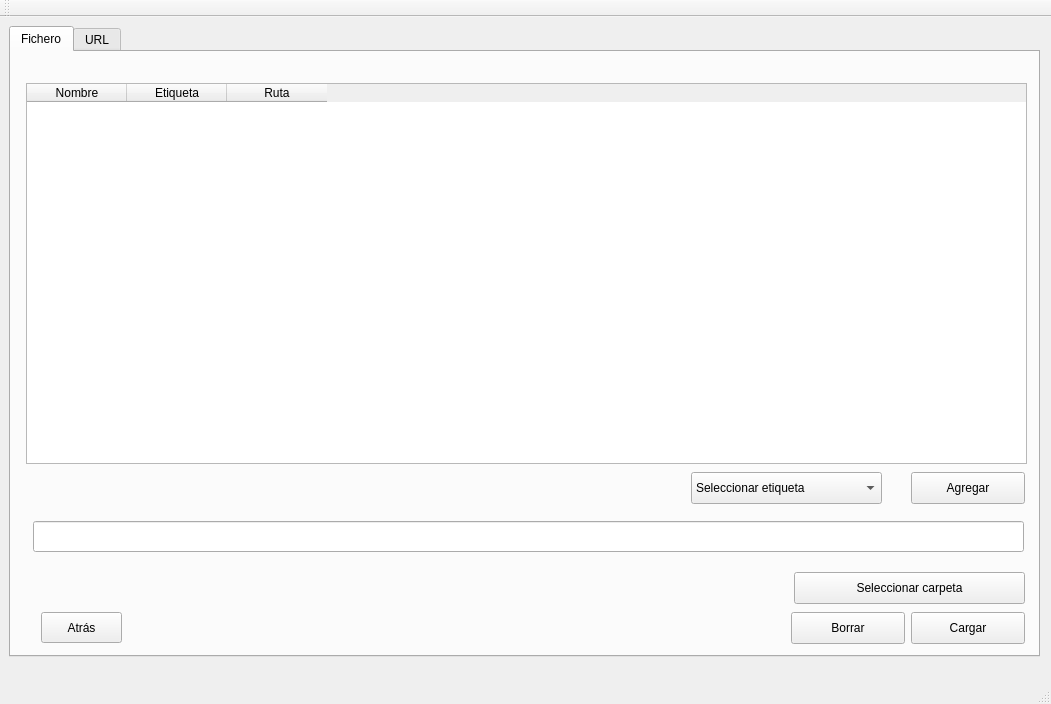
adrianvillanueva997/computation_lab_2, file Interfaces/view_load_files.ui: the form before one commit.
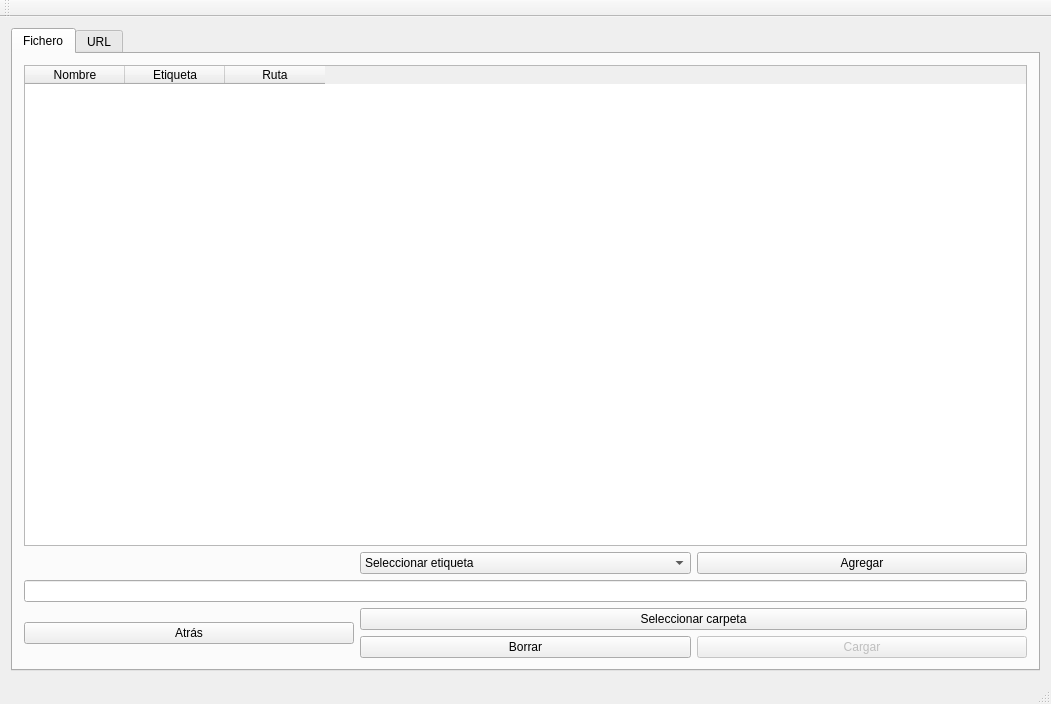
The form after the commit. The open tabs and pages were chosen to show the change.

Commit message: Ventana cargar ficheros lista, pendiente cargar URLs

The edit to the form file:
```diff
--- a/Interfaces/view_load_files.ui
+++ b/Interfaces/view_load_files.ui
@@ -14,31 +14,19 @@
    <string>Cargar Opiniones</string>
   </property>
   <widget class="QWidget" name="centralWidget">
+   <layout class="QGridLayout" name="gridLayout_3">
+    <item row="0" column="0">
    <widget class="QTabWidget" name="tabWidget">
-    <property name="geometry">
-     <rect>
-      <x>9</x>
-      <y>9</y>
-      <width>1031</width>
-      <height>631</height>
-     </rect>
-    </property>
     <property name="currentIndex">
-     <number>0</number>
+       <number>1</number>
     </property>
     <widget class="QWidget" name="file_tab">
      <attribute name="title">
       <string>Fichero</string>
      </attribute>
+       <layout class="QGridLayout" name="gridLayout">
+        <item row="0" column="0" colspan="3">
      <widget class="QTableWidget" name="file_tableWidget">
-      <property name="geometry">
-       <rect>
-        <x>15</x>
-        <y>31</y>
-        <width>1001</width>
-        <height>381</height>
-       </rect>
-      </property>
       <column>
        <property name="text">
         <string>Nombre</string>
@@ -55,67 +43,9 @@
        </property>
       </column>
      </widget>
-     <widget class="QPushButton" name="file_pushButton_add">
-      <property name="geometry">
-       <rect>
-        <x>900</x>
-        <y>420</y>
-        <width>114</width>
-        <height>32</height>
-       </rect>
-      </property>
-      <property name="text">
-       <string>Agregar</string>
-      </property>
-     </widget>
-     <widget class="QPushButton" name="file_pushButton_load">
-      <property name="geometry">
-       <rect>
-        <x>900</x>
-        <y>560</y>
-        <width>114</width>
-        <height>32</height>
-       </rect>
-      </property>
-      <property name="text">
-       <string>Cargar</string>
-      </property>
-     </widget>
-     <widget class="QPushButton" name="file_pushButton_clear">
-      <property name="geometry">
-       <rect>
-        <x>780</x>
-        <y>560</y>
-        <width>114</width>
-        <height>32</height>
-       </rect>
-      </property>
-      <property name="text">
-       <string>Borrar</string>
-      </property>
-     </widget>
-     <widget class="QPushButton" name="file_pushButton_selectfolder">
-      <property name="geometry">
-       <rect>
-        <x>783</x>
-        <y>520</y>
-        <width>231</width>
-        <height>32</height>
-       </rect>
-      </property>
-      <property name="text">
-       <string>Seleccionar carpeta</string>
-      </property>
-     </widget>
+        </item>
+        <item row="1" column="1">
      <widget class="QComboBox" name="comboBox_labels_file">
-      <property name="geometry">
-       <rect>
-        <x>680</x>
-        <y>420</y>
-        <width>191</width>
-        <height>32</height>
-       </rect>
-      </property>
       <item>
        <property name="text">
         <string>Seleccionar etiqueta</string>
@@ -142,123 +72,132 @@
        </property>
       </item>
      </widget>
-     <widget class="QPushButton" name="pushButton_back">
-      <property name="geometry">
-       <rect>
-        <x>30</x>
-        <y>560</y>
-        <width>81</width>
-        <height>31</height>
-       </rect>
-      </property>
+        </item>
+        <item row="1" column="2">
+         <widget class="QPushButton" name="file_pushButton_add">
       <property name="text">
-       <string>Atrás</string>
-      </property>
-     </widget>
+           <string>Agregar</string>
+          </property>
+         </widget>
+        </item>
+        <item row="2" column="0" colspan="3">
      <widget class="QLineEdit" name="file_lineEditPath">
-      <property name="geometry">
-       <rect>
-        <x>22</x>
-        <y>469</y>
-        <width>991</width>
-        <height>31</height>
-       </rect>
-      </property>
-     </widget>
+          <property name="enabled">
+           <bool>true</bool>
+          </property>
+          <property name="inputMask">
+           <string/>
+          </property>
+          <property name="text">
+           <string/>
+          </property>
+          <property name="readOnly">
+           <bool>true</bool>
+          </property>
+         </widget>
+        </item>
+        <item row="3" column="0" rowspan="2">
+         <widget class="QPushButton" name="pushButton_back">
+          <property name="text">
+           <string>Atrás</string>
+          </property>
+         </widget>
+        </item>
+        <item row="3" column="1" colspan="2">
+         <widget class="QPushButton" name="file_pushButton_selectfolder">
+          <property name="text">
+           <string>Seleccionar carpeta</string>
+          </property>
+         </widget>
+        </item>
+        <item row="4" column="1">
+         <widget class="QPushButton" name="file_pushButton_clear">
+          <property name="text">
+           <string>Borrar</string>
+          </property>
+         </widget>
+        </item>
+        <item row="4" column="2">
+         <widget class="QPushButton" name="file_pushButton_load">
+          <property name="enabled">
+           <bool>false</bool>
+          </property>
+          <property name="text">
+           <string>Cargar</string>
+          </property>
+         </widget>
+        </item>
+       </layout>
     </widget>
     <widget class="QWidget" name="URL_tab">
      <attribute name="title">
       <string>URL</string>
      </attribute>
-     <widget class="QTableWidget" name="URL_tableWidget">
-      <property name="geometry">
-       <rect>
-        <x>15</x>
-        <y>31</y>
-        <width>1001</width>
-        <height>381</height>
-       </rect>
-      </property>
-      <column>
+       <layout class="QGridLayout" name="gridLayout_2">
+        <item row="3" column="1" colspan="2">
+         <widget class="QPushButton" name="URL_pushButton_selectfolder">
        <property name="text">
-        <string>Nombre</string>
-       </property>
-      </column>
-      <column>
-       <property name="text">
-        <string>Creado</string>
-       </property>
-      </column>
-      <column>
-       <property name="text">
-        <string>Fecha de Creacion</string>
-       </property>
-      </column>
-     </widget>
+           <string>Seleccionar carpeta</string>
+          </property>
+         </widget>
+        </item>
+        <item row="1" column="2">
      <widget class="QPushButton" name="URL_pushButton_add">
-      <property name="geometry">
-       <rect>
-        <x>900</x>
-        <y>420</y>
-        <width>111</width>
-        <height>32</height>
-       </rect>
-      </property>
       <property name="text">
        <string>Agregar</string>
       </property>
      </widget>
-     <widget class="QPushButton" name="URL_pushButton_load">
-      <property name="geometry">
-       <rect>
-        <x>900</x>
-        <y>560</y>
-        <width>111</width>
-        <height>32</height>
-       </rect>
-      </property>
-      <property name="text">
-       <string>Cargar</string>
-      </property>
-     </widget>
+        </item>
+        <item row="4" column="1">
      <widget class="QPushButton" name="URL_pushButton_clear">
-      <property name="geometry">
-       <rect>
-        <x>780</x>
-        <y>560</y>
-        <width>111</width>
-        <height>32</height>
-       </rect>
-      </property>
       <property name="text">
        <string>Borrar</string>
       </property>
      </widget>
-     <widget class="QPushButton" name="URL_pushButton_selectfolder">
-      <property name="geometry">
-       <rect>
-        <x>780</x>
-        <y>520</y>
-        <width>231</width>
-        <height>32</height>
-       </rect>
+        </item>
+        <item row="4" column="2">
+         <widget class="QPushButton" name="URL_pushButton_load">
+          <property name="enabled">
+           <bool>false</bool>
       </property>
       <property name="text">
-       <string>Seleccionar carpeta</string>
-      </property>
-     </widget>
-     <widget class="QTextEdit" name="URL_textEdit_path">
-      <property name="geometry">
-       <rect>
-        <x>20</x>
-        <y>479</y>
-        <width>981</width>
-        <height>31</height>
-       </rect>
-      </property>
-     </widget>
-    </widget>
-   </widget>
+           <string>Cargar</string>
+          </property>
+         </widget>
+        </item>
+        <item row="4" column="0">
+         <widget class="QPushButton" name="pushButton_back_2">
+          <property name="text">
+           <string>Atrás</string>
+          </property>
+         </widget>
+        </item>
+        <item row="0" column="0" colspan="3">
+         <widget class="QTableWidget" name="URL_tableWidget">
+          <column>
+           <property name="text">
+            <string>Dominio</string>
+           </property>
+          </column>
+          <column>
+           <property name="text">
+            <string>URL</string>
+           </property>
+          </column>
+         </widget>
+        </item>
+        <item row="2" column="0" colspan="3">
+         <widget class="QLineEdit" name="lineEdit_URL">
+          <property name="readOnly">
+           <bool>true</bool>
+          </property>
+         </widget>
+        </item>
+       </layout>
+      </widget>
+     </widget>
+    </item>
+   </layout>
   </widget>
   <widget class="QMenuBar" name="menuBar">
    <property name="geometry">
```
Lines whose indentation alone changed are shown as unchanged. The commit also changes 7 other files.
